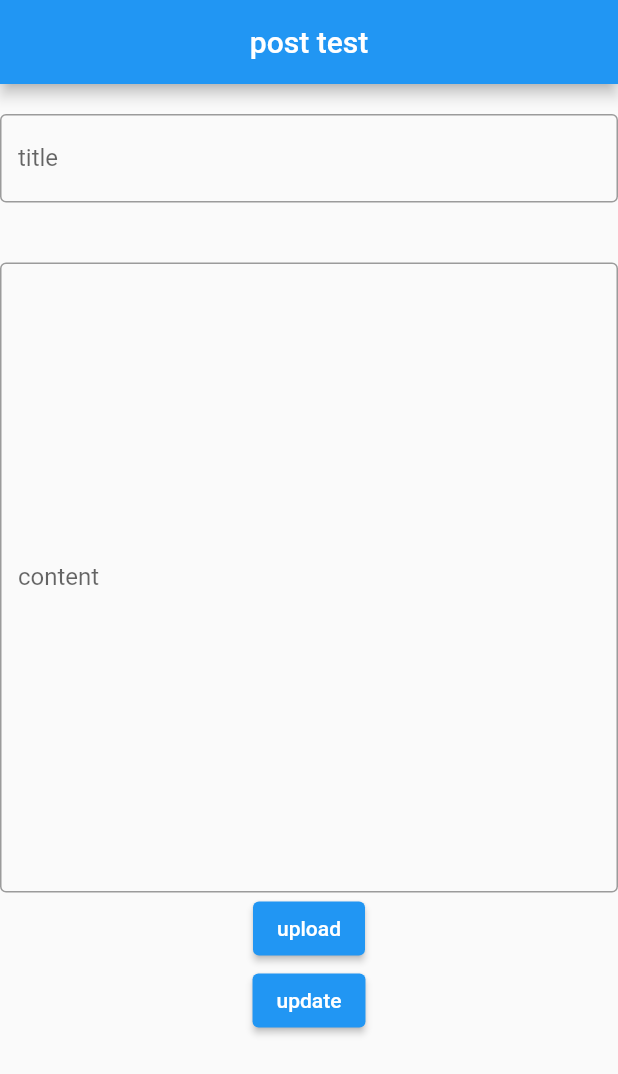
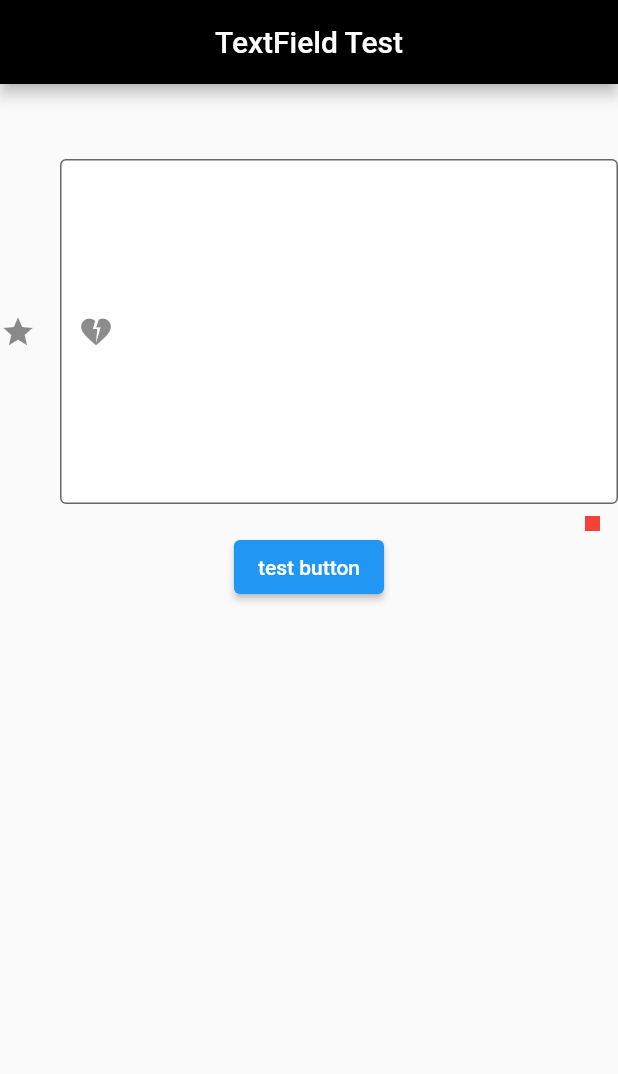
Before and after one commit to rcshpark/flutter-sample, a Flutter app: the screen it shows after launch, on a phone screen of 412 x 824 dp. Shown: the top 1074 px of the screen. Run offline on Flutter 3.47's test engine with Material 2 defaults, Android fonts, the phone set to English and light mode, and no system bars; our stand-ins replace cloud_firestore, firebase_core, get; missing offline and left inert: kakao_flutter_sdk; accounts and stored records are empty.

Commit message:
textfield InputDecoration 기능

```diff
--- a/lib/main.dart
+++ b/lib/main.dart
@@ -4,6 +4,7 @@ import 'package:example/screen/checkbox.dart';
 import 'package:example/screen/api_screen.dart';
 import 'package:example/screen/quizhome.dart';
 import 'package:example/apitest.dart';
+import 'package:example/screen/textfield.dart';
 import 'package:flutter/material.dart';
 import 'package:flutter/src/foundation/key.dart';
 import 'package:flutter/src/widgets/framework.dart';
@@ -30,7 +31,8 @@ class MyApp extends StatelessWidget {
       //home: UseApi(),
       //home: TestApi(),
       //home: FirebaseTest(),
-      home: MakePostPage(),
+      //home: MakePostPage(),
+      home: TextFormScreen(),
     );
   }
 }
--- /dev/null
+++ b/lib/screen/textfield.dart
@@ -0,0 +1,62 @@
+import 'package:flutter/material.dart';
+import 'package:flutter/src/foundation/key.dart';
+import 'package:flutter/src/widgets/framework.dart';
+
+class TextFormScreen extends StatefulWidget {
+  const TextFormScreen({Key? key}) : super(key: key);
+
+  @override
+  State<TextFormScreen> createState() => _TextFormScreenState();
+}
+
+class _TextFormScreenState extends State<TextFormScreen> {
+  @override
+  Widget build(BuildContext context) {
+    return Scaffold(
+      //backgroundColor: Colors.white,
+      appBar: AppBar(
+        backgroundColor: Colors.black,
+        title: const Text('TextField Test'),
+        centerTitle: true,
+      ),
+      body: SingleChildScrollView(
+        child: Column(
+          children: [
+            const SizedBox(
+              height: 50,
+            ),
+            TextField(
+              maxLines: 10, // 텍스트필드 크기 설정 가능
+              onChanged: (value) {},
+              decoration: InputDecoration(
+                icon: const Icon(Icons.star), // 텍스트필드 외부 아이콘 생성
+                prefixIcon: const Icon(
+                  Icons.heart_broken, // 텍스트필드 내의 아이콘 생성
+                ),
+                prefix: Container(
+                    width: 10,
+                    height: 10,
+                    color: Colors.yellow), // 아이콘이 아닌 다른것들을 넣을 수 있음
+                suffix: Container(
+                    width: 10,
+                    height: 10,
+                    color: Colors.yellow), // prefix와 동일하지만, 텍스트 필드 좌측에 생성
+                counter: Container(
+                    width: 10, height: 10, color: Colors.red), // 우측 하단
+                filled: true,
+                fillColor: Colors.white,
+                focusColor: Colors.red, // ??
+                hoverColor: Colors.red, //??
+                border: const OutlineInputBorder(), // 테두리 border 설정
+              ),
+            ),
+            ElevatedButton(
+              onPressed: () {},
+              child: const Text('test button'),
+            ),
+          ],
+        ),
+      ),
+    );
+  }
+}
```
